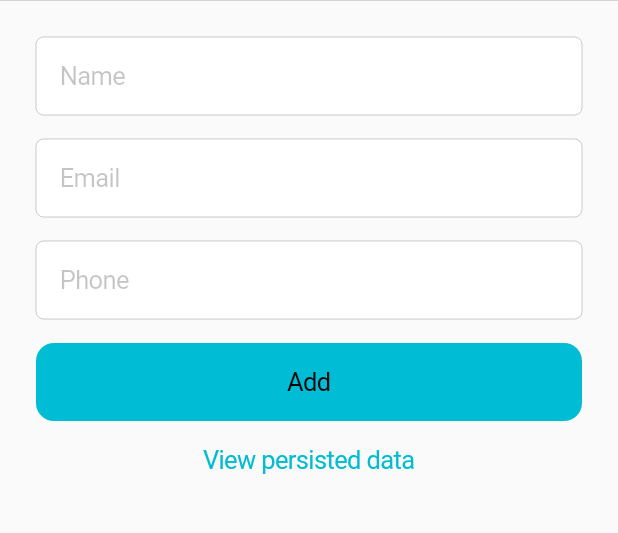
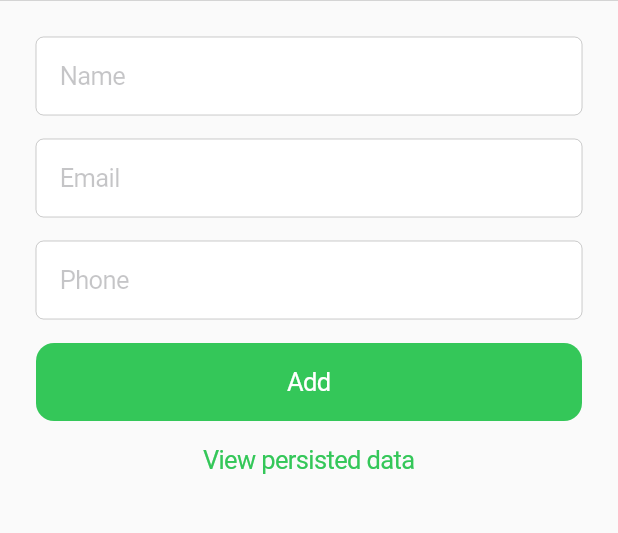
Before and after one commit to prateekthakur272/flutter_sqlite, a Flutter app: the screen it shows after launch, on a phone screen of 412 x 824 dp, the part 65-598 px from its top. Run offline on Flutter 3.47's test engine with Material 2 defaults, Android fonts, the phone set to English and light mode, and no system bars; our stand-ins replace sqflite; accounts and stored records are empty.

Commit message:
cupertino app

```diff
--- a/lib/main.dart
+++ b/lib/main.dart
@@ -1,15 +1,15 @@
-import 'package:flutter/material.dart';
+import 'package:flutter/cupertino.dart';
 import 'package:flutter_sqlite/home_screen.dart';
 
 class App extends StatelessWidget {
   const App({super.key});
   @override
   Widget build(BuildContext context) {
-    return MaterialApp(
+    return const CupertinoApp(
       title: 'Flutter SQLite',
-      home: const Home(),
-      theme: ThemeData(
-        primarySwatch: Colors.cyan,
+      home: Home(),
+      theme: CupertinoThemeData(
+        primaryColor: CupertinoColors.activeGreen,
       ),
     );
   }
```
